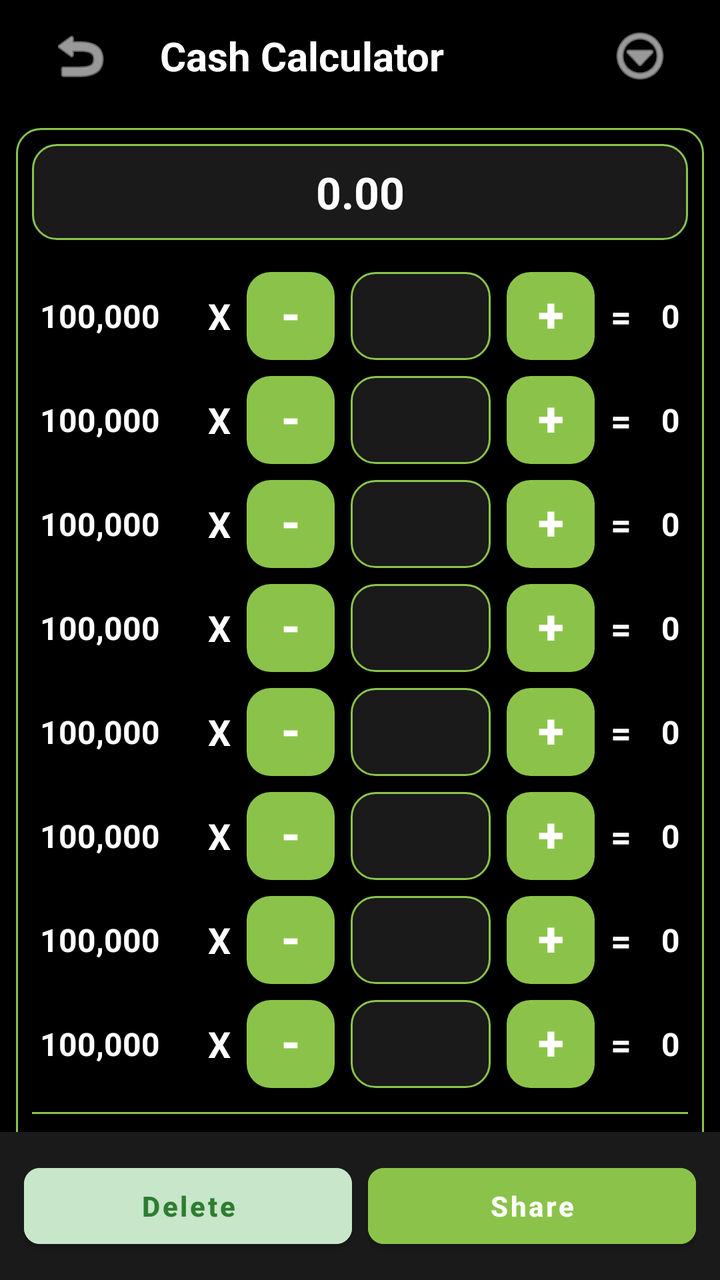
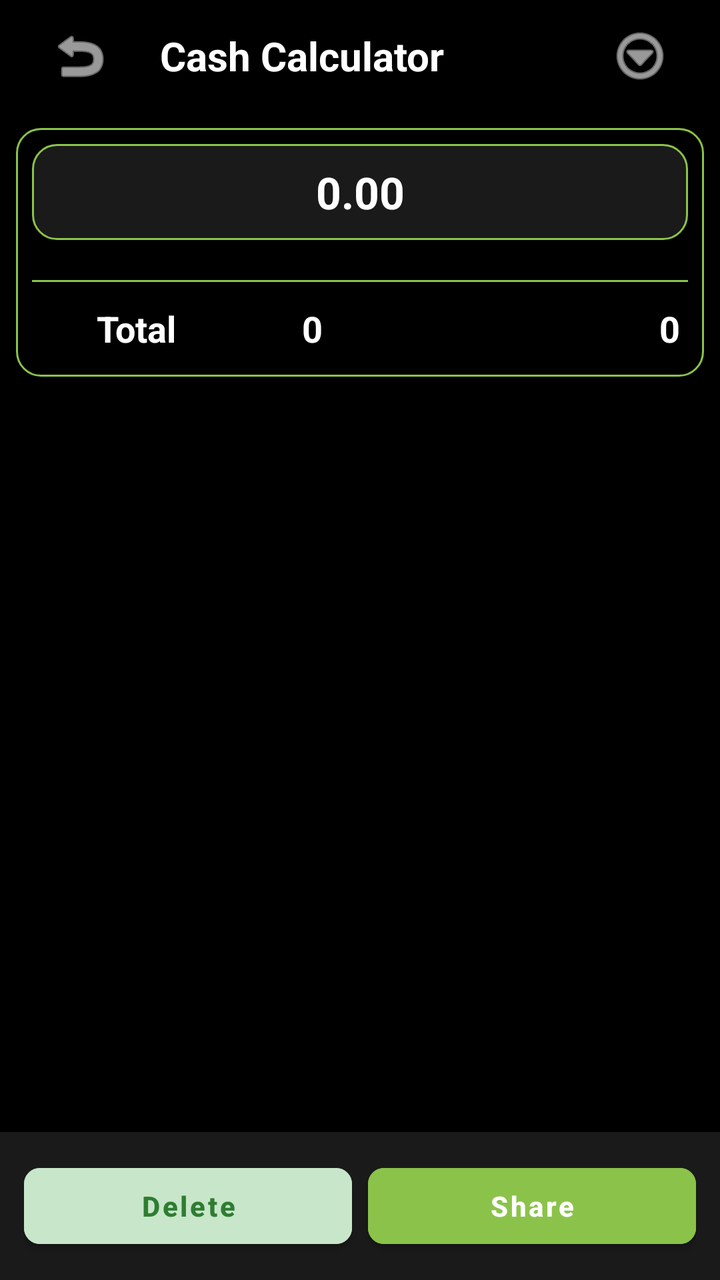

Before-and-after screenshots of an Android layout around one commit, followed by the original layout XML and the change that was made.
<!-- AndroidManifest.xml: activity theme Theme.MyCalendar2026SAR -->
<!-- res/layout/activity_cash_calculator.xml -->
<?xml version="1.0" encoding="utf-8"?>
<androidx.constraintlayout.widget.ConstraintLayout xmlns:android="http://schemas.android.com/apk/res/android"
    xmlns:app="http://schemas.android.com/apk/res-auto"
    xmlns:tools="http://schemas.android.com/tools"
    android:layout_width="match_parent"
    android:layout_height="match_parent"
    android:background="#000000"
    tools:context=".CashCalculatorActivity">

    
    <LinearLayout
        android:id="@+id/cashCalcToolbar"
        android:layout_width="match_parent"
        android:layout_height="56dp"
        android:gravity="center_vertical"
        android:orientation="horizontal"
        android:paddingStart="16dp"
        android:paddingEnd="16dp"
        app:layout_constraintTop_toTopOf="parent">

        <ImageButton
            android:id="@+id/cashCalcBackButton"
            android:layout_width="48dp"
            android:layout_height="48dp"
            android:background="?attr/selectableItemBackgroundBorderless"
            android:contentDescription="Back"
            android:src="@android:drawable/ic_menu_revert"
            app:tint="@color/white" />

        <TextView
            android:layout_width="0dp"
            android:layout_height="wrap_content"
            android:layout_marginStart="16dp"
            android:layout_weight="1"
            android:text="Cash Calculator"
            android:textColor="@color/white"
            android:textSize="20sp"
            android:textStyle="bold" />

        <ImageButton
            android:id="@+id/cashCalcMoreButton"
            android:layout_width="48dp"
            android:layout_height="48dp"
            android:background="?attr/selectableItemBackgroundBorderless"
            android:src="@android:drawable/ic_menu_more"
            app:tint="@color/white" />
    </LinearLayout>

    <ScrollView
        android:layout_width="match_parent"
        android:layout_height="0dp"
        android:fillViewport="true"
        app:layout_constraintBottom_toTopOf="@id/bottomContainer"
        app:layout_constraintTop_toBottomOf="@id/cashCalcToolbar">

        <LinearLayout
            android:layout_width="match_parent"
            android:layout_height="wrap_content"
            android:orientation="vertical"
            android:padding="8dp">

            
            <LinearLayout
                android:layout_width="match_parent"
                android:layout_height="wrap_content"
                android:background="@drawable/cash_calc_border"
                android:orientation="vertical"
                android:padding="8dp">

                
                <TextView
                    android:id="@+id/headerTotalDisplay"
                    android:layout_width="match_parent"
                    android:layout_height="48dp"
                    android:background="@drawable/cash_calc_input_bg"
                    android:gravity="center"
                    android:text="0.00"
                    android:textColor="@color/white"
                    android:textSize="22sp"
                    android:textStyle="bold"
                    android:layout_marginBottom="12dp" />

                
                <include layout="@layout/item_cash_denom_row" android:id="@+id/row_100000" />
                
                <include layout="@layout/item_cash_denom_row" android:id="@+id/row_50000" />
                
                <include layout="@layout/item_cash_denom_row" android:id="@+id/row_20000" />
                
                <include layout="@layout/item_cash_denom_row" android:id="@+id/row_10000" />
                
                <include layout="@layout/item_cash_denom_row" android:id="@+id/row_5000" />
                
                <include layout="@layout/item_cash_denom_row" android:id="@+id/row_1000" />
                
                <include layout="@layout/item_cash_denom_row" android:id="@+id/row_500" />
                
                <include layout="@layout/item_cash_denom_row" android:id="@+id/row_250" />

                
                <LinearLayout
                    android:layout_width="match_parent"
                    android:layout_height="wrap_content"
                    android:orientation="horizontal"
                    android:gravity="center_vertical"
                    android:layout_marginTop="8dp"
                    android:paddingTop="12dp"
                    android:paddingBottom="4dp"
                    android:paddingStart="4dp"
                    android:paddingEnd="4dp"
                    android:background="@drawable/cash_calc_top_border">
                    <TextView
                        android:layout_width="0dp"
                        android:layout_height="wrap_content"
                        android:layout_weight="1.2"
                        android:text="Total"
                        android:textColor="@color/white"
                        android:textSize="18sp"
                        android:textStyle="bold"
                        android:gravity="center" />

                    <TextView
                        android:id="@+id/footerTotalCount"
                        android:layout_width="0dp"
                        android:layout_height="wrap_content"
                        android:layout_weight="1"
                        android:gravity="center"
                        android:text="0"
                        android:textColor="@color/white"
                        android:textSize="18sp"
                        android:textStyle="bold" />

                    <TextView
                        android:id="@+id/footerGrandTotal"
                        android:layout_width="0dp"
                        android:layout_height="wrap_content"
                        android:layout_weight="1.8"
                        android:text="0"
                        android:textColor="@color/white"
                        android:textSize="18sp"
                        android:textStyle="bold"
                        android:gravity="end" />
                </LinearLayout>

            </LinearLayout>

        </LinearLayout>
    </ScrollView>

    <LinearLayout
        android:id="@+id/bottomContainer"
        android:layout_width="match_parent"
        android:layout_height="wrap_content"
        android:background="#1A1A1A"
        android:orientation="horizontal"
        android:padding="12dp"
        app:layout_constraintBottom_toBottomOf="parent">

        <Button
            android:id="@+id/btnCashCalcDelete"
            android:layout_width="0dp"
            android:layout_height="50dp"
            android:layout_marginEnd="8dp"
            android:layout_weight="1"
            android:backgroundTint="#C8E6C9"
            android:text="Delete"
            android:textAllCaps="false"
            android:textColor="#2E7D32"
            android:textStyle="bold"
            app:cornerRadius="8dp" />

        <Button
            android:id="@+id/btnCashCalcShare"
            android:layout_width="0dp"
            android:layout_height="50dp"
            android:layout_weight="1"
            android:backgroundTint="@color/light_green"
            android:text="Share"
            android:textAllCaps="false"
            android:textColor="@color/white"
            android:textStyle="bold"
            app:cornerRadius="8dp" />

    </LinearLayout>

</androidx.constraintlayout.widget.ConstraintLayout>
<!-- res/layout/item_cash_denom_row.xml (included above) -->
<?xml version="1.0" encoding="utf-8"?>
<LinearLayout xmlns:android="http://schemas.android.com/apk/res/android"
    android:layout_width="match_parent"
    android:layout_height="wrap_content"
    android:gravity="center_vertical"
    android:orientation="horizontal"
    android:padding="4dp">

    <TextView
        android:id="@+id/txtDenomination"
        android:layout_width="80dp"
        android:layout_height="wrap_content"
        android:text="100,000"
        android:textColor="@color/white"
        android:textSize="16sp"
        android:textStyle="bold" />

    <TextView
        android:layout_width="wrap_content"
        android:layout_height="wrap_content"
        android:layout_marginStart="4dp"
        android:layout_marginEnd="8dp"
        android:text="X"
        android:textColor="@color/white"
        android:textSize="18sp"
        android:textStyle="bold" />

    <androidx.appcompat.widget.AppCompatButton
        android:id="@+id/btnMinus"
        android:layout_width="44dp"
        android:layout_height="44dp"
        android:background="@drawable/cash_calc_button_bg"
        android:text="-"
        android:textColor="@color/white"
        android:textSize="24sp"
        android:textStyle="bold"
        android:padding="0dp"
        android:gravity="center"
        android:includeFontPadding="false" />

    <EditText
        android:id="@+id/editCount"
        android:layout_width="70dp"
        android:layout_height="44dp"
        android:layout_marginStart="8dp"
        android:layout_marginEnd="8dp"
        android:background="@drawable/cash_calc_input_bg"
        android:gravity="center"
        android:inputType="number"
        android:textColor="@color/white"
        android:textSize="16sp" />

    <androidx.appcompat.widget.AppCompatButton
        android:id="@+id/btnPlus"
        android:layout_width="44dp"
        android:layout_height="44dp"
        android:background="@drawable/cash_calc_button_bg"
        android:text="+"
        android:textColor="@color/white"
        android:textSize="24sp"
        android:textStyle="bold"
        android:padding="0dp"
        android:gravity="center"
        android:includeFontPadding="false" />

    <TextView
        android:layout_width="wrap_content"
        android:layout_height="wrap_content"
        android:layout_marginStart="8dp"
        android:text="="
        android:textColor="@color/white"
        android:textSize="18sp"
        android:textStyle="bold" />

    <TextView
        android:id="@+id/txtRowTotal"
        android:layout_width="0dp"
        android:layout_height="wrap_content"
        android:layout_marginStart="8dp"
        android:layout_weight="1"
        android:gravity="end"
        android:text="0"
        android:textColor="@color/white"
        android:textSize="16sp"
        android:textStyle="bold" />

</LinearLayout>
<!-- resources referenced by this layout -->
<resources>
  <color name="light_green">#8BC34A</color>
  <color name="white">#FFFFFFFF</color>
  <!-- drawable cash_calc_border (drawable) -->
  <?xml version="1.0" encoding="utf-8"?>
  <shape xmlns:android="http://schemas.android.com/apk/res/android">
      <stroke android:width="1dp" android:color="@color/light_green" />
      <corners android:radius="12dp" />
  </shape>
  <!-- drawable cash_calc_button_bg (drawable) -->
  <?xml version="1.0" encoding="utf-8"?>
  <shape xmlns:android="http://schemas.android.com/apk/res/android">
      <solid android:color="@color/light_green" />
      <corners android:radius="12dp" />
  </shape>
  <!-- drawable cash_calc_input_bg (drawable) -->
  <?xml version="1.0" encoding="utf-8"?>
  <shape xmlns:android="http://schemas.android.com/apk/res/android">
      <stroke android:width="1dp" android:color="@color/light_green" />
      <corners android:radius="12dp" />
      <solid android:color="#1A1A1A" />
  </shape>
  <!-- drawable cash_calc_top_border (drawable) -->
  <?xml version="1.0" encoding="utf-8"?>
  <layer-list xmlns:android="http://schemas.android.com/apk/res/android">
      <item>
          <shape>
              <stroke android:width="1dp" android:color="@color/light_green" />
          </shape>
      </item>
      <item android:top="1dp">
          <shape>
              <solid android:color="#000000" />
          </shape>
      </item>
  </layer-list>
  <style name="Theme.MyCalendar2026SAR" parent="Theme.MaterialComponents.DayNight.NoActionBar">
          
          <item name="colorPrimary">@color/light_green</item>
          <item name="colorPrimaryVariant">@color/hunter_green</item>
          <item name="colorOnPrimary">@color/white</item>
          
          <item name="colorSecondary">@color/teal_200</item>
          <item name="colorSecondaryVariant">@color/teal_700</item>
          <item name="colorOnSecondary">@color/black</item>
          
          <item name="android:statusBarColor">?attr/colorPrimaryVariant</item>
  
          
          <item name="materialAlertDialogTheme">@style/CustomAlertDialogTheme</item>
          <item name="alertDialogTheme">@style/CustomAlertDialogTheme</item>
      </style>
  <color name="hunter_green">#355E3B</color>
  <color name="teal_200">#FF03DAC5</color>
  <color name="teal_700">#FF018786</color>
  <color name="black">#FF000000</color>
  <style name="CustomAlertDialogTheme" parent="ThemeOverlay.MaterialComponents.MaterialAlertDialog">
          <item name="colorPrimary">@color/light_green</item>
          <item name="colorAccent">@color/light_green</item>
          <item name="colorSecondary">@color/light_green</item>
          <item name="android:textColorPrimary">@color/white</item>
          
          <item name="buttonBarPositiveButtonStyle">@style/GreenButtonStyle</item>
          <item name="buttonBarNegativeButtonStyle">@style/GreenButtonStyle</item>
          <item name="buttonBarNeutralButtonStyle">@style/GreenButtonStyle</item>
      </style>
  <style name="GreenButtonStyle" parent="Widget.MaterialComponents.Button.TextButton">
          <item name="android:textColor">@color/light_green</item>
      </style>
</resources>

<!-- the commit's change to res/layout/activity_cash_calculator.xml (unified diff, before → after) -->
@@ -28,6 +28,7 @@
             app:tint="@color/white" />
 
         <TextView
+            android:id="@+id/txtCashCalcTitle"
             android:layout_width="0dp"
             android:layout_height="wrap_content"
             android:layout_marginStart="16dp"
@@ -36,6 +37,14 @@
             android:textColor="@color/white"
             android:textSize="20sp"
             android:textStyle="bold" />
+
+        <View
+            android:id="@+id/onlineStatusIndicator"
+            android:layout_width="12dp"
+            android:layout_height="12dp"
+            android:layout_marginEnd="12dp"
+            android:background="@drawable/status_dot_off"
+            android:visibility="gone" />
 
         <ImageButton
             android:id="@+id/cashCalcMoreButton"
@@ -81,21 +90,11 @@
                     android:layout_marginBottom="12dp" />
 
                 
-                <include layout="@layout/item_cash_denom_row" android:id="@+id/row_100000" />
-                
-                <include layout="@layout/item_cash_denom_row" android:id="@+id/row_50000" />
-                
-                <include layout="@layout/item_cash_denom_row" android:id="@+id/row_20000" />
-                
-                <include layout="@layout/item_cash_denom_row" android:id="@+id/row_10000" />
-                
-                <include layout="@layout/item_cash_denom_row" android:id="@+id/row_5000" />
-                
-                <include layout="@layout/item_cash_denom_row" android:id="@+id/row_1000" />
-                
-                <include layout="@layout/item_cash_denom_row" android:id="@+id/row_500" />
-                
-                <include layout="@layout/item_cash_denom_row" android:id="@+id/row_250" />
+                <LinearLayout
+                    android:id="@+id/dynamicRowsContainer"
+                    android:layout_width="match_parent"
+                    android:layout_height="wrap_content"
+                    android:orientation="vertical" />
 
                 
                 <LinearLayout
@@ -184,91 +183,3 @@
     </LinearLayout>
 
 </androidx.constraintlayout.widget.ConstraintLayout>
-<!-- res/layout/item_cash_denom_row.xml (included above) -->
-<?xml version="1.0" encoding="utf-8"?>
-<LinearLayout xmlns:android="http://schemas.android.com/apk/res/android"
-    android:layout_width="match_parent"
-    android:layout_height="wrap_content"
-    android:gravity="center_vertical"
-    android:orientation="horizontal"
-    android:padding="4dp">
-
-    <TextView
-        android:id="@+id/txtDenomination"
-        android:layout_width="80dp"
-        android:layout_height="wrap_content"
-        android:text="100,000"
-        android:textColor="@color/white"
-        android:textSize="16sp"
-        android:textStyle="bold" />
-
-    <TextView
-        android:layout_width="wrap_content"
-        android:layout_height="wrap_content"
-        android:layout_marginStart="4dp"
-        android:layout_marginEnd="8dp"
-        android:text="X"
-        android:textColor="@color/white"
-        android:textSize="18sp"
-        android:textStyle="bold" />
-
-    <androidx.appcompat.widget.AppCompatButton
-        android:id="@+id/btnMinus"
-        android:layout_width="44dp"
-        android:layout_height="44dp"
-        android:background="@drawable/cash_calc_button_bg"
-        android:text="-"
-        android:textColor="@color/white"
-        android:textSize="24sp"
-        android:textStyle="bold"
-        android:padding="0dp"
-        android:gravity="center"
-        android:includeFontPadding="false" />
-
-    <EditText
-        android:id="@+id/editCount"
-        android:layout_width="70dp"
-        android:layout_height="44dp"
-        android:layout_marginStart="8dp"
-        android:layout_marginEnd="8dp"
-        android:background="@drawable/cash_calc_input_bg"
-        android:gravity="center"
-        android:inputType="number"
-        android:textColor="@color/white"
-        android:textSize="16sp" />
-
-    <androidx.appcompat.widget.AppCompatButton
-        android:id="@+id/btnPlus"
-        android:layout_width="44dp"
-        android:layout_height="44dp"
-        android:background="@drawable/cash_calc_button_bg"
-        android:text="+"
-        android:textColor="@color/white"
-        android:textSize="24sp"
-        android:textStyle="bold"
-        android:padding="0dp"
-        android:gravity="center"
-        android:includeFontPadding="false" />
-
-    <TextView
-        android:layout_width="wrap_content"
-        android:layout_height="wrap_content"
-        android:layout_marginStart="8dp"
-        android:text="="
-        android:textColor="@color/white"
-        android:textSize="18sp"
-        android:textStyle="bold" />
-
-    <TextView
-        android:id="@+id/txtRowTotal"
-        android:layout_width="0dp"
-        android:layout_height="wrap_content"
-        android:layout_marginStart="8dp"
-        android:layout_weight="1"
-        android:gravity="end"
-        android:text="0"
-        android:textColor="@color/white"
-        android:textSize="16sp"
-        android:textStyle="bold" />
-
-</LinearLayout>
<!-- resource entries referenced after the edit -->
@@ -6,12 +6,6 @@
   <?xml version="1.0" encoding="utf-8"?>
   <shape xmlns:android="http://schemas.android.com/apk/res/android">
       <stroke android:width="1dp" android:color="@color/light_green" />
-      <corners android:radius="12dp" />
-  </shape>
-  <!-- drawable cash_calc_button_bg (drawable) -->
-  <?xml version="1.0" encoding="utf-8"?>
-  <shape xmlns:android="http://schemas.android.com/apk/res/android">
-      <solid android:color="@color/light_green" />
       <corners android:radius="12dp" />
   </shape>
   <!-- drawable cash_calc_input_bg (drawable) -->
@@ -35,6 +29,12 @@
           </shape>
       </item>
   </layer-list>
+  <!-- drawable status_dot_off (drawable) -->
+  <?xml version="1.0" encoding="utf-8"?>
+  <shape xmlns:android="http://schemas.android.com/apk/res/android" android:shape="oval">
+      <solid android:color="#F44336" />
+      <size android:width="12dp" android:height="12dp" />
+  </shape>
   <style name="Theme.MyCalendar2026SAR" parent="Theme.MaterialComponents.DayNight.NoActionBar">
           
           <item name="colorPrimary">@color/light_green</item>
